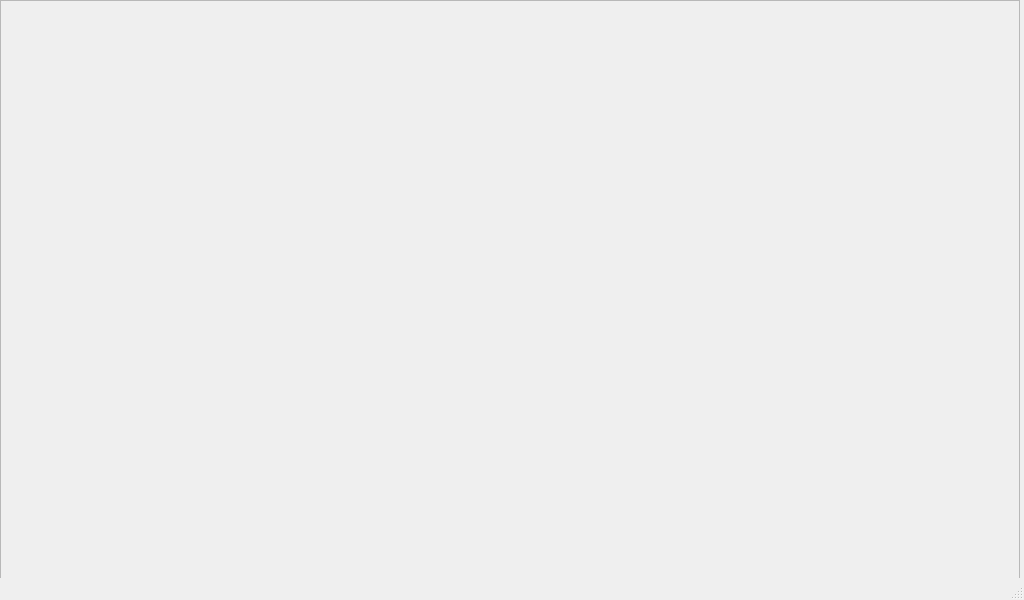
First picture: the form in app/ui/vd.ui, repository DuongCa-204/SMART-LOCKER, before the edit.
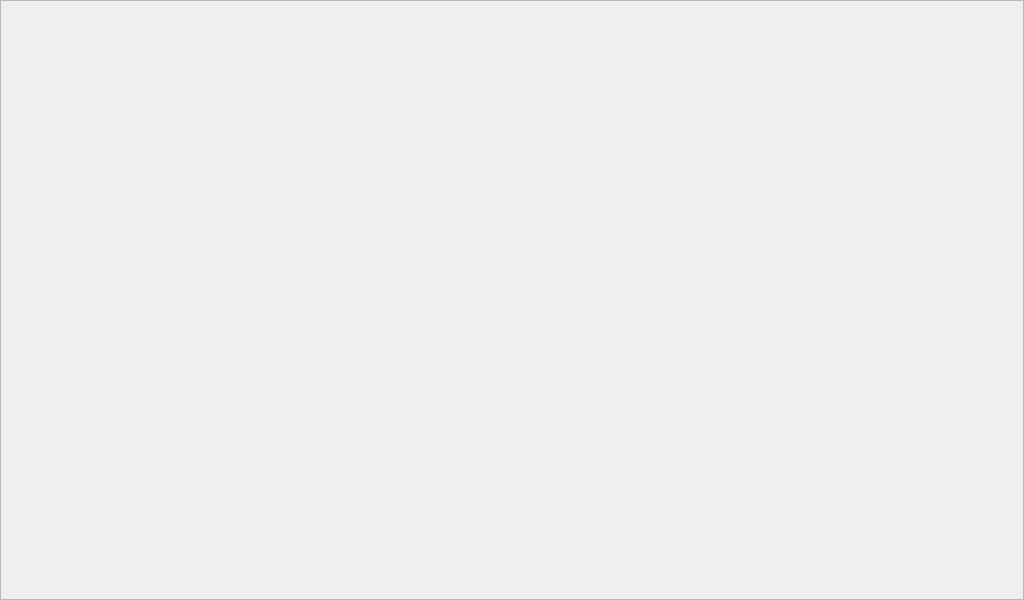
Second picture: the form after the edit.

The edit to the form file:
```diff
--- a/app/ui/vd.ui
+++ b/app/ui/vd.ui
@@ -19,8 +19,8 @@
      <rect>
       <x>0</x>
       <y>0</y>
-      <width>1020</width>
-      <height>590</height>
+      <width>1024</width>
+      <height>600</height>
      </rect>
     </property>
     <property name="frameShape">
@@ -41,7 +41,6 @@
     </rect>
    </property>
   </widget>
-  <widget class="QStatusBar" name="statusbar"/>
  </widget>
  <resources/>
  <connections/>
```
